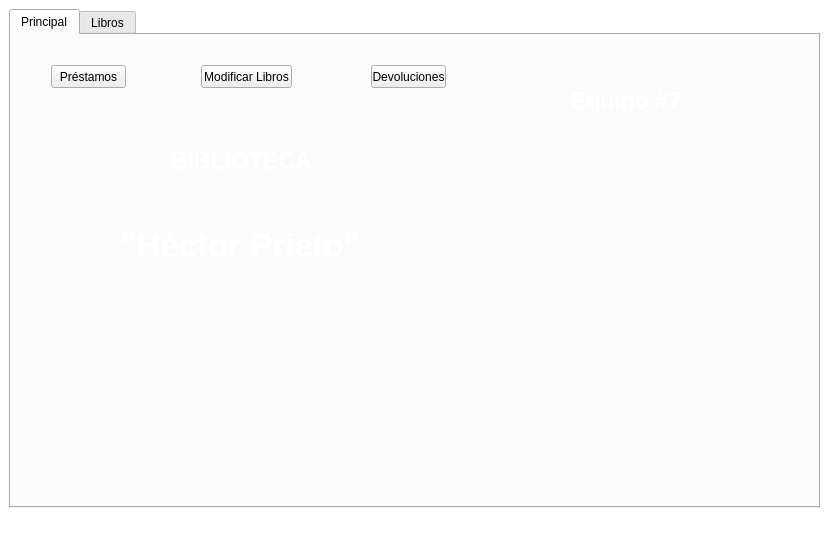
This is mainwindow.ui in AdrianPrietoLozano/biblioteca as Qt 5 draws it before an edit. The edited form follows.
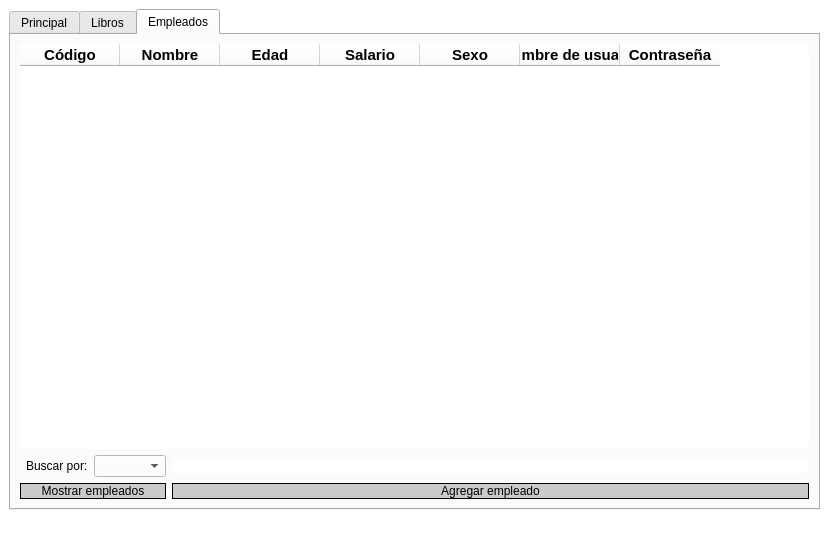
This is the edited form. Icons and pictures are not drawn.

Commit message: Se comprueba que el libro no exista antes de agregarlo y se agregó la opción para consultas e inserciones de empleados

What changed in the file:
```diff
--- a/mainwindow.ui
+++ b/mainwindow.ui
@@ -7,7 +7,7 @@
     <x>0</x>
     <y>0</y>
     <width>829</width>
-    <height>539</height>
+    <height>541</height>
    </rect>
   </property>
   <property name="windowTitle">
@@ -31,13 +31,16 @@
    <layout class="QGridLayout" name="gridLayout">
     <item row="0" column="0">
      <widget class="QTabWidget" name="tabWidget">
+      <property name="enabled">
+       <bool>true</bool>
+      </property>
       <property name="styleSheet">
        <string notr="true">border-image: url(:/imagenes/fondoDes.png);
 background: none;
 </string>
       </property>
       <property name="currentIndex">
-       <number>0</number>
+       <number>2</number>
       </property>
       <widget class="QWidget" name="tab">
        <attribute name="title">
@@ -488,6 +491,170 @@
         </item>
        </layout>
       </widget>
+      <widget class="QWidget" name="tabEmpleados">
+       <attribute name="title">
+        <string>Empleados</string>
+       </attribute>
+       <layout class="QGridLayout" name="gridLayout_3">
+        <item row="2" column="4">
+         <widget class="QLineEdit" name="lineBuscarEmpleado">
+          <property name="styleSheet">
+           <string notr="true">border-image: none;
+border-radius: 8px;
+background-color: none;</string>
+          </property>
+         </widget>
+        </item>
+        <item row="3" column="4">
+         <widget class="QPushButton" name="botonAgregarEmpleado">
+          <property name="styleSheet">
+           <string notr="true">border-image: none;
+border: 1px double rgb(0, 0, 0);
+background-color: rgb(203, 203, 203);</string>
+          </property>
+          <property name="text">
+           <string>Agregar empleado</string>
+          </property>
+         </widget>
+        </item>
+        <item row="2" column="2" colspan="2">
+         <widget class="QComboBox" name="comboBoxEmpleados">
+          <property name="styleSheet">
+           <string notr="true">border-image: none;
+background-color: rgb(255, 255, 255);</string>
+          </property>
+         </widget>
+        </item>
+        <item row="3" column="0" colspan="4">
+         <widget class="QPushButton" name="botonMostrarEmpleados">
+          <property name="styleSheet">
+           <string notr="true">border-image: none;
+border: 1px solid rgb(0, 0, 0);
+background-color: rgb(203, 203, 203);</string>
+          </property>
+          <property name="text">
+           <string>Mostrar empleados</string>
+          </property>
+         </widget>
+        </item>
+        <item row="0" column="0" rowspan="2" colspan="5">
+         <widget class="QTableWidget" name="tableEmpleados">
+          <property name="enabled">
+           <bool>true</bool>
+          </property>
+          <property name="minimumSize">
+           <size>
+            <width>787</width>
+            <height>390</height>
+           </size>
+          </property>
+          <property name="styleSheet">
+           <string notr="true">border-image: none;
+background-color: rgb(255, 255, 255);
+border-radius: 8px;</string>
+          </property>
+          <property name="editTriggers">
+           <set>QAbstractItemView::NoEditTriggers</set>
+          </property>
+          <column>
+           <property name="text">
+            <string>Código</string>
+           </property>
+           <property name="font">
+            <font>
+             <pointsize>11</pointsize>
+             <weight>75</weight>
+             <bold>true</bold>
+            </font>
+           </property>
+          </column>
+          <column>
+           <property name="text">
+            <string>Nombre</string>
+           </property>
+           <property name="font">
+            <font>
+             <pointsize>11</pointsize>
+             <weight>75</weight>
+             <bold>true</bold>
+            </font>
+           </property>
+          </column>
+          <column>
+           <property name="text">
+            <string>Edad</string>
+           </property>
+           <property name="font">
+            <font>
+             <pointsize>11</pointsize>
+             <weight>75</weight>
+             <bold>true</bold>
+            </font>
+           </property>
+          </column>
+          <column>
+           <property name="text">
+            <string>Salario</string>
+           </property>
+           <property name="font">
+            <font>
+             <pointsize>11</pointsize>
+             <weight>75</weight>
+             <bold>true</bold>
+            </font>
+           </property>
+          </column>
+          <column>
+           <property name="text">
+            <string>Sexo</string>
+           </property>
+           <property name="font">
+            <font>
+             <pointsize>11</pointsize>
+             <weight>75</weight>
+             <bold>true</bold>
+            </font>
+           </property>
+          </column>
+          <column>
+           <property name="text">
+            <string>Nombre de usuario</string>
+           </property>
+           <property name="font">
+            <font>
+             <pointsize>11</pointsize>
+             <weight>75</weight>
+             <bold>true</bold>
+            </font>
+           </property>
+          </column>
+          <column>
+           <property name="text">
+            <string>Contraseña</string>
+           </property>
+           <property name="font">
+            <font>
+             <pointsize>11</pointsize>
+             <weight>75</weight>
+             <bold>true</bold>
+            </font>
+           </property>
+          </column>
+         </widget>
+        </item>
+        <item row="2" column="1">
+         <widget class="QLabel" name="label_5">
+          <property name="styleSheet">
+           <string notr="true">border-image: none;
+background: none;</string>
+          </property>
+          <property name="text">
+           <string>Buscar por:</string>
+          </property>
+         </widget>
+        </item>
+       </layout>
+      </widget>
      </widget>
     </item>
    </layout>
```
Left out of the diff: 16 changed lines with no effect on the pictures. The commit also changes 12 other files.
